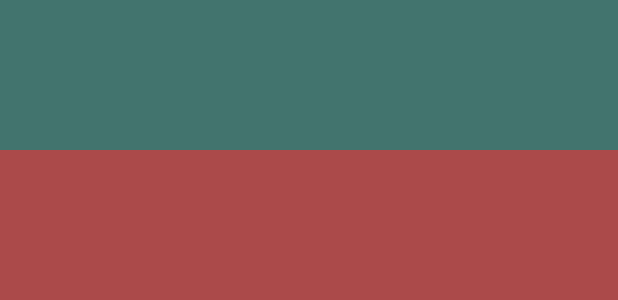
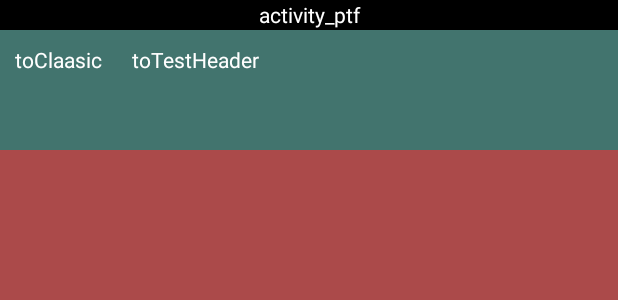
Before and after one commit to wallehuhuchaojian/WalleResarch, an Android app: the layout activity_ptf.xml on its own in the app's theme, with its tools: preview values and no code run, on a phone screen of 412 x 824 dp. Shown: the top 300 px of the screen. Run offline under Robolectric (Android 15) with nearby library versions, the phone set to English and light mode, and no system bars; plain views replace PtrFrameLayout.

Commit message:
utra ptf

```diff
--- a/app/src/main/AndroidManifest.xml
+++ b/app/src/main/AndroidManifest.xml
@@ -19,6 +19,8 @@
             </intent-filter>
         </activity>
         <activity android:name=".ptf.PtfActivity"></activity>
+        <activity android:name=".ptf.PtfClassicAcitivity"></activity>
+        <activity android:name=".ptf.TestHeaderActivity"></activity>
     </application>
 
 </manifest>
--- a/app/src/main/res/layout/activity_ptf.xml
+++ b/app/src/main/res/layout/activity_ptf.xml
@@ -15,21 +15,55 @@
         android:layout_height="100dp"
         android:background="#42746e"
 
-        ></RelativeLayout>
+
+        >
+        <TextView
+            android:id="@+id/title"
+            android:layout_width="match_parent"
+            android:layout_height="20dp"
+            android:text="activity_ptf"
+            android:background="#000000"
+            android:textColor="#ffffff"
+            android:gravity="center"
+            />
+
+        <TextView
+            android:layout_below="@+id/title"
+            android:id="@+id/to_classic"
+            android:layout_width="wrap_content"
+            android:layout_height="wrap_content"
+            android:text="toClaasic"
+            android:textColor="#ffffff"
+            android:layout_margin="10dp"
+            />
+        <TextView
+            android:layout_below="@+id/title"
+            android:layout_toRightOf="@+id/to_classic"
+            android:id="@+id/to_testheader"
+            android:layout_width="wrap_content"
+            android:layout_height="wrap_content"
+            android:text="toTestHeader"
+            android:textColor="#ffffff"
+            android:layout_margin="10dp"
+            />
+
+    </RelativeLayout>
 <in.srain.cube.views.ptr.PtrFrameLayout
     android:layout_below="@+id/rl_title"
     android:id="@+id/ptf"
     android:layout_width="match_parent"
     android:layout_height="match_parent"
     xmlns:cube_ptr="http://schemas.android.com/apk/res-auto"
-    cube_ptr:ptr_duration_to_close="200"
-    cube_ptr:ptr_duration_to_close_header="1000"
+    cube_ptr:ptr_duration_to_close="500"
+    cube_ptr:ptr_duration_to_close_header="500"
     cube_ptr:ptr_keep_header_when_refresh="true"
-    cube_ptr:ptr_pull_to_fresh="true"
+    cube_ptr:ptr_pull_to_fresh="false"
     cube_ptr:ptr_ratio_of_header_height_to_refresh="1.2"
     cube_ptr:ptr_resistance="1.7"
 
+
     >
+    <!-- ptr_duration_to_close:下拉后恢复至刷新状态所需时间ptr_duration_to_close_header：刷新完成后恢复所需时间-->
     <ScrollView
         android:id="@+id/fragment_block_menu_scroll_view"
         android:layout_width="match_parent"
@@ -40,6 +74,7 @@
             android:id="@+id/fragment_block_menu_block_list"
             android:layout_width="match_parent"
             android:layout_height="wrap_content"
+            android:background="#98d1ac"
            />
     </ScrollView>
 
```
Also changed, not shown: app/src/main/java/com/example/walle/walleresarch/ptf/PtfActivity.java (+36 -7 lines), 7 other files.
